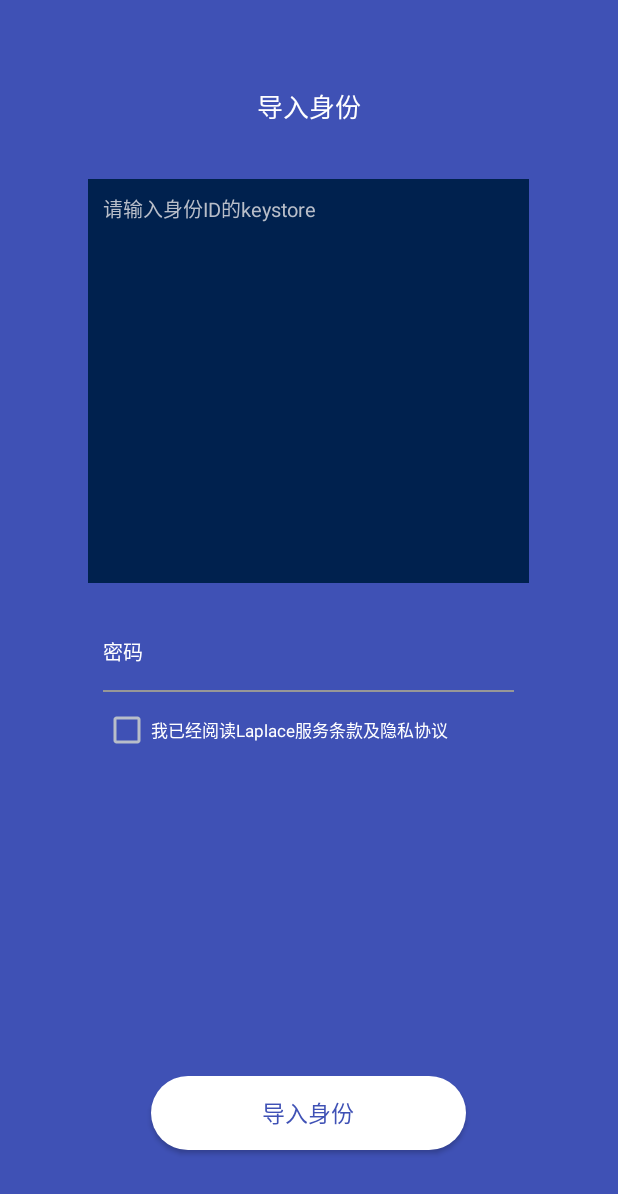
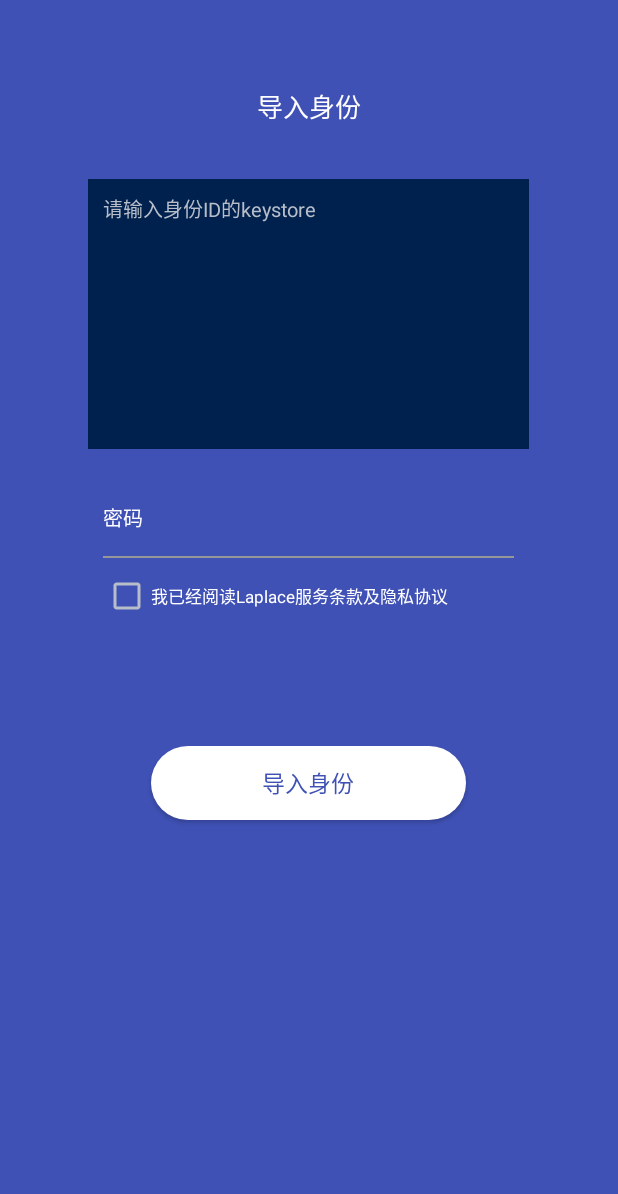
Before and after one commit to LaplaceNetwork/Android, an Android app: the layout activity_lead_in_identity.xml on its own in the app's theme, with its tools: preview values and no code run, on a phone screen of 412 x 824 dp. Shown: the top 1194 px of the screen. Run offline under Robolectric (Android 15) with nearby library versions, the phone set to English and light mode, and no system bars.

```diff
--- a/app/src/main/res/layout/activity_index.xml
+++ b/app/src/main/res/layout/activity_index.xml
@@ -4,6 +4,7 @@
     android:layout_width="match_parent"
     android:layout_height="match_parent"
     android:background="@color/colorPrimary"
+    android:id="@+id/guidance_index"
     tools:context=".activity.IndexActivity">
 
 
@@ -42,8 +43,4 @@
         android:background="@drawable/btn_selector_transparent_index"
         />
 
-
-    <!--<Button android:id="@+id/creat_user"-->
-        <!--android:layout_height=""/>-->
-
 </RelativeLayout>
--- a/app/src/main/res/layout/activity_lead_in_identity.xml
+++ b/app/src/main/res/layout/activity_lead_in_identity.xml
@@ -21,7 +21,7 @@
     <EditText
         android:id="@+id/lead_in_textView"
         android:layout_width="294dp"
-        android:layout_height="269dp"
+        android:layout_height="180dp"
         android:paddingTop="10dp"
         android:paddingLeft="10dp"
         android:gravity="top|left"
@@ -79,8 +79,8 @@
         android:textColor="@color/colorPrimary"
         android:background="@drawable/btn_selector_white_index"
         android:layout_centerHorizontal="true"
-        android:layout_alignParentBottom="true"
-        android:layout_marginBottom="57dp"
+        android:layout_below="@id/lead_in_checkBox"
+        android:layout_marginTop="84dp"
         />
 
 
--- a/app/src/main/res/values/colors.xml
+++ b/app/src/main/res/values/colors.xml
@@ -1,7 +1,7 @@
 <?xml version="1.0" encoding="utf-8"?>
 <resources>
     <color name="colorPrimary">#3F51B5</color>
-    <color name="colorPrimaryDark">#303F9F</color>
+    <color name="colorPrimaryDark">#022656</color>
     <color name="colorAccent">#FF4081</color>
 
     <color name="colorWhite">#FFFFFF</color>
```
Also changed, not shown: app/src/main/java/com/orangechain/laplace/activity/IndexActivity.java (+18 -8 lines), app/src/main/java/com/orangechain/laplace/base/BaseActivity.java (+44 -28 lines), app/src/main/res/layout/activity_base.xml (+0 -21 lines).
